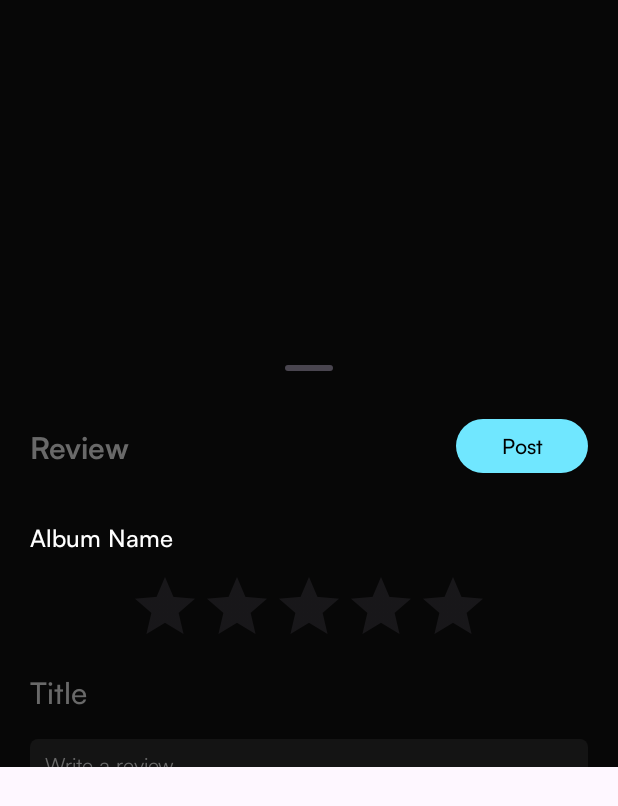
After one commit to ElliotJcbH/Charts, an Android app: the layout bottom_sheet_review.xml on its own in the app's theme, with its tools: preview values and no code run, on a phone screen of 412 x 824 dp. The commit adds this screen. Shown: the top 806 px of the screen. Run offline under Robolectric (Android 15) with nearby library versions, the phone set to English and light mode, and no system bars.

Commit message:
added bottom sheet

```diff
--- a/app/src/main/java/com/example/charts/API.kt
+++ b/app/src/main/java/com/example/charts/API.kt
@@ -186,7 +186,7 @@ suspend fun insert_review(
     album_id: String,
     title: String,
     content: String,
-    date: LocalDateTime,
+    date: java.time.LocalDateTime,
     score: Float,
     favoriteLyrics: String,
     favoriteSong: String,
--- /dev/null
+++ b/app/src/main/res/layout/bottom_sheet_review.xml
@@ -0,0 +1,208 @@
+<?xml version="1.0" encoding="utf-8"?>
+<androidx.coordinatorlayout.widget.CoordinatorLayout xmlns:android="http://schemas.android.com/apk/res/android"
+    android:layout_width="match_parent"
+    android:layout_height="wrap_content"
+    xmlns:app="http://schemas.android.com/apk/res-auto"
+    android:background="@color/accent_gray"
+    >
+
+    <FrameLayout
+        android:layout_height="wrap_content"
+        android:layout_width="match_parent"
+        android:id="@+id/standard_bottom_sheet"
+        app:layout_behavior="com.google.android.material.bottomsheet.BottomSheetBehavior"
+        >
+
+        <ScrollView
+            android:layout_width="match_parent"
+            android:layout_height="wrap_content">
+
+            <LinearLayout
+                android:layout_width="match_parent"
+                android:layout_height="wrap_content"
+                android:orientation="vertical"
+                android:paddingHorizontal="20dp"
+                android:paddingBottom="30dp">
+
+                <com.google.android.material.bottomsheet.BottomSheetDragHandleView
+                    android:id="@+id/drag_handle"
+                    android:layout_width="match_parent"
+                    android:layout_height="wrap_content"
+                />
+
+                <androidx.constraintlayout.widget.ConstraintLayout
+                    android:layout_width="match_parent"
+                    android:layout_height="wrap_content">
+
+                    <TextView
+                        android:text="Review"
+                        android:layout_width="match_parent"
+                        android:layout_height="wrap_content"
+                        android:fontFamily="@font/satoshi_bold"
+                        android:textColor="@color/text2"
+                        android:textSize="20dp"
+                        app:layout_constraintStart_toStartOf="parent"
+                        app:layout_constraintTop_toTopOf="parent"
+                        app:layout_constraintBottom_toBottomOf="parent"
+                        />
+
+                    <FrameLayout
+                        android:layout_width="wrap_content"
+                        android:layout_height="wrap_content"
+                        app:layout_constraintEnd_toEndOf="parent"
+                        app:layout_constraintTop_toTopOf="parent"
+                        app:layout_constraintBottom_toBottomOf="parent"
+                        >
+
+                        <androidx.appcompat.widget.AppCompatButton
+                            android:id="@+id/post_button"
+                            android:text="Post"
+                            android:textColor="@color/black"
+                            android:textAllCaps="false"
+                            android:fontFamily="@font/satoshi_medium"
+                            android:background="@drawable/register_page_button2"
+                            android:layout_width="wrap_content"
+                            android:layout_height="36dp"
+                            android:maxHeight="16dp"
+                            />
+
+                        <ProgressBar
+                            android:id="@+id/buttonProgressBar"
+                            android:layout_width="30dp"
+                            android:layout_height="30dp"
+                            android:layout_gravity="center"
+                            android:indeterminateTint="@android:color/black"
+                            android:visibility="gone"
+                            />
+
+                    </FrameLayout>
+
+                </androidx.constraintlayout.widget.ConstraintLayout>
+
+<!--                <View-->
+<!--                    android:layout_width="match_parent"-->
+<!--                    android:layout_height="1dp"-->
+<!--                    android:background="@color/divider_color"-->
+<!--                    android:layout_marginTop="12dp"-->
+<!--                    />-->
+
+                <TextView
+                    android:id="@+id/album_name"
+                    android:text="Album Name"
+                    android:layout_width="match_parent"
+                    android:layout_height="wrap_content"
+                    android:fontFamily="@font/satoshi_medium"
+                    android:textColor="@color/text"
+                    android:textSize="16dp"
+                    android:layout_marginTop="32dp"
+                    />
+
+<!--                <TextView-->
+<!--                    android:text="Score"-->
+<!--                    android:layout_width="match_parent"-->
+<!--                    android:layout_height="wrap_content"-->
+<!--                    android:textSize="14dp"-->
+<!--                    android:textColor="@color/text2"-->
+<!--                    android:fontFamily="@font/satoshi_regular"-->
+<!--                    />-->
+
+                <LinearLayout
+                    android:layout_width="match_parent"
+                    android:layout_height="wrap_content"
+                    android:layout_marginBottom="10dp"
+                    android:gravity="center"
+                    android:layout_marginTop="12dp"
+                    >
+
+                    <RatingBar
+                        android:id="@+id/scoreRatingBar"
+                        android:layout_width="wrap_content"
+                        android:layout_height="wrap_content"
+                        android:numStars="5"
+                        android:stepSize="0.5"
+                        android:rating="0.0"
+                        android:progressTint="@color/primary"
+                        />
+
+                </LinearLayout>
+
+                <androidx.appcompat.widget.AppCompatEditText
+                    android:id="@+id/title_input"
+                    android:hint="Title"
+                    android:textColorHint="@color/text2"
+                    android:layout_width="match_parent"
+                    android:layout_height="wrap_content"
+                    android:fontFamily="@font/satoshi_medium"
+                    android:textColor="@color/text"
+                    android:textSize="20dp"
+                    android:paddingBottom="8dp"
+                    android:gravity="top"
+                    android:background="@color/transparent"
+                    />
+
+                <Space
+                    android:layout_height="10dp"
+                    android:layout_width="match_parent"
+                    />
+
+                <androidx.appcompat.widget.AppCompatEditText
+                    android:id="@+id/review_input"
+                    android:hint="Write a review..."
+                    android:textColorHint="@color/text2"
+                    android:layout_width="match_parent"
+                    android:layout_height="80dp"
+                    android:fontFamily="@font/satoshi_regular"
+                    android:textColor="@color/text"
+                    android:textSize="14dp"
+                    android:background="@drawable/text_input"
+                    android:paddingHorizontal="10dp"
+                    android:paddingVertical="8dp"
+                    android:gravity="top"
+                    />
+
+                <Space
+                    android:layout_height="10dp"
+                    android:layout_width="match_parent"
+                    />
+
+                <androidx.appcompat.widget.AppCompatEditText
+                    android:id="@+id/favorite_lyric_input"
+                    android:hint="Did you have a favorite lyric?"
+                    android:textColorHint="@color/text2"
+                    android:layout_width="match_parent"
+                    android:layout_height="60dp"
+                    android:fontFamily="@font/satoshi_regular"
+                    android:textColor="@color/text"
+                    android:textSize="14dp"
+                    android:background="@drawable/text_input"
+                    android:paddingHorizontal="10dp"
+                    android:paddingVertical="8dp"
+                    android:gravity="top"
+                    />
+
+                <Space
+                    android:layout_height="10dp"
+                    android:layout_width="match_parent"
+                    />
+
+                <androidx.appcompat.widget.AppCompatEditText
+                    android:id="@+id/worst_lyric_input"
+                    android:hint="What was the worst lyric?"
+                    android:textColorHint="@color/text2"
+                    android:layout_width="match_parent"
+                    android:layout_height="60dp"
+                    android:fontFamily="@font/satoshi_regular"
+                    android:textColor="@color/text"
+                    android:textSize="14dp"
+                    android:background="@drawable/text_input"
+                    android:paddingHorizontal="10dp"
+                    android:paddingVertical="8dp"
+                    android:gravity="top"
+                    />
+
+            </LinearLayout>
+        </ScrollView>
+
+    </FrameLayout>
+
+</androidx.coordinatorlayout.widget.CoordinatorLayout>
```
Also changed, not shown: app/build.gradle.kts (+7 -0 lines), app/src/main/java/com/example/charts/DialogReviewBottomSheet.kt (added, +121 -0 lines), app/src/main/java/com/example/charts/MainActivity.kt (+7 -0 lines).
